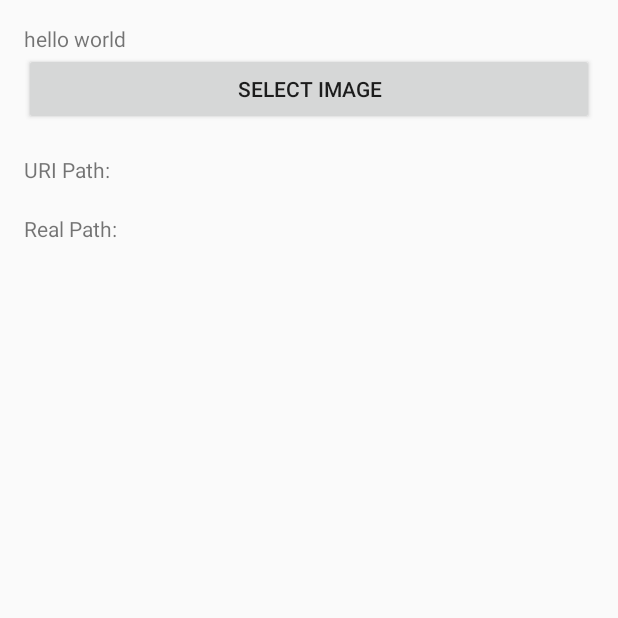
After one commit to aemxn/android-multipart-upload-demo, an Android app: the AnotherActivity screen opened directly, with no data from a screen before it, on a phone screen of 412 x 824 dp, the top half of it. The commit adds this screen. Run offline under Robolectric (Android 15) with nearby library versions, the phone set to English and light mode, and no system bars; pictures from the network do not load.

Commit message:
Real path

```diff
--- a/app/src/main/AndroidManifest.xml
+++ b/app/src/main/AndroidManifest.xml
@@ -20,6 +20,7 @@
                 <category android:name="android.intent.category.LAUNCHER" />
             </intent-filter>
         </activity>
+        <activity android:name=".AnotherActivity"/>
     </application>
 
 </manifest>
--- /dev/null
+++ b/app/src/main/java/com/aimanbaharum/camerademo/AnotherActivity.java
@@ -0,0 +1,95 @@
+package com.aimanbaharum.camerademo;
+
+import android.app.Activity;
+import android.content.Intent;
+import android.graphics.Bitmap;
+import android.graphics.BitmapFactory;
+import android.net.Uri;
+import android.os.Build;
+import android.os.Bundle;
+import android.util.Log;
+import android.view.View;
+import android.widget.Button;
+import android.widget.ImageView;
+import android.widget.TextView;
+
+import java.io.File;
+import java.io.FileNotFoundException;
+
+/**
+ * Created by cliqers on 30/6/2016.
+ */
+public class AnotherActivity extends Activity implements View.OnClickListener {
+
+    TextView txtSDK;
+    Button btnSelectImage;
+    TextView txtUriPath,txtRealPath;
+    ImageView imageView;
+    @Override
+    protected void onCreate(Bundle savedInstanceState) {
+        super.onCreate(savedInstanceState);
+        setContentView(R.layout.activity_another);
+
+        // get reference to views
+        txtSDK = (TextView) findViewById(R.id.txtSDK);
+        btnSelectImage = (Button) findViewById(R.id.btnSelectImage);
+        txtUriPath = (TextView) findViewById(R.id.txtUriPath);
+        txtRealPath = (TextView) findViewById(R.id.txtRealPath);
+        imageView = (ImageView) findViewById(R.id.imgView);
+
+        // add click listener to button
+        btnSelectImage.setOnClickListener(this);
+
+
+    }
+
+    @Override
+    public void onClick(View view) {
+
+        Intent intent = new Intent(Intent.ACTION_GET_CONTENT);
+        intent.setType("image/*");
+        startActivityForResult(intent, 0);
+    }
+
+
+    @Override
+    protected void onActivityResult(int reqCode, int resCode, Intent data) {
+        if(resCode == Activity.RESULT_OK && data != null){
+            String realPath;
+            if (Build.VERSION.SDK_INT < 11)
+                realPath = RealPathUtil.getRealPathFromURI_BelowAPI11(this, data.getData());
+            else if (Build.VERSION.SDK_INT < 19)
+                realPath = RealPathUtil.getRealPathFromURI_API11to18(this, data.getData());
+            else
+                realPath = RealPathUtil.getRealPathFromURI_API19(this, data.getData());
+            setTextViews(Build.VERSION.SDK_INT, data.getData().getPath(),realPath);
+        }
+    }
+
+    private void setTextViews(int sdk, String uriPath,String realPath){
+
+        this.txtSDK.setText("Build.VERSION.SDK_INT: "+sdk);
+        this.txtUriPath.setText("URI Path: "+uriPath);
+        this.txtRealPath.setText("Real Path: "+realPath);
+
+        Uri uriFromPath = Uri.fromFile(new File(realPath));
+
+        // you have two ways to display selected image
+
+        // ( 1 ) imageView.setImageURI(uriFromPath);
+
+        // ( 2 ) imageView.setImageBitmap(bitmap);
+        Bitmap bitmap = null;
+        try {
+            bitmap = BitmapFactory.decodeStream(getContentResolver().openInputStream(uriFromPath));
+        } catch (FileNotFoundException e) {
+            e.printStackTrace();
+        }
+        imageView.setImageBitmap(bitmap);
+
+        Log.d("HMKCODE", "Build.VERSION.SDK_INT:"+sdk);
+        Log.d("HMKCODE", "URI Path:"+uriPath);
+        Log.d("HMKCODE", "Real Path: "+realPath);
+    }
+
+}
--- /dev/null
+++ b/app/src/main/res/layout/activity_another.xml
@@ -0,0 +1,47 @@
+<RelativeLayout xmlns:android="http://schemas.android.com/apk/res/android"
+    xmlns:tools="http://schemas.android.com/tools"
+    android:layout_width="match_parent"
+    android:layout_height="match_parent"
+    android:paddingBottom="@dimen/activity_vertical_margin"
+    android:paddingLeft="@dimen/activity_horizontal_margin"
+    android:paddingRight="@dimen/activity_horizontal_margin"
+    android:paddingTop="@dimen/activity_vertical_margin"
+    tools:context=".AnotherActivity" >
+
+    <TextView
+        android:id="@+id/txtSDK"
+        android:layout_width="wrap_content"
+        android:layout_height="wrap_content"
+        android:text="hello world" />
+
+    <Button
+        android:id="@+id/btnSelectImage"
+        android:layout_width="match_parent"
+        android:layout_height="wrap_content"
+        android:layout_below="@+id/txtSDK"
+        android:text="Select Image"
+        android:layout_marginBottom="20dp" />
+
+    <TextView
+        android:id="@+id/txtUriPath"
+        android:layout_width="match_parent"
+        android:layout_height="wrap_content"
+        android:layout_below="@+id/btnSelectImage"
+        android:text="URI Path:"
+        android:layout_marginBottom="20dp"  />
+
+    <TextView
+        android:id="@+id/txtRealPath"
+        android:layout_width="match_parent"
+        android:layout_height="wrap_content"
+        android:layout_below="@+id/txtUriPath"
+        android:text="Real Path:"
+        android:layout_marginBottom="20dp"  />
+
+    <ImageView
+        android:id="@+id/imgView"
+        android:layout_width="match_parent"
+        android:layout_height="wrap_content"
+        android:layout_below="@+id/txtRealPath" />
+
+</RelativeLayout>
```
Also changed, not shown: app/src/main/java/com/aimanbaharum/camerademo/MainActivity.java (+44 -76 lines), app/src/main/java/com/aimanbaharum/camerademo/RealPathUtil.java (added, +72 -0 lines), app/src/main/res/menu/download_menu.xml (added, +7 -0 lines).
